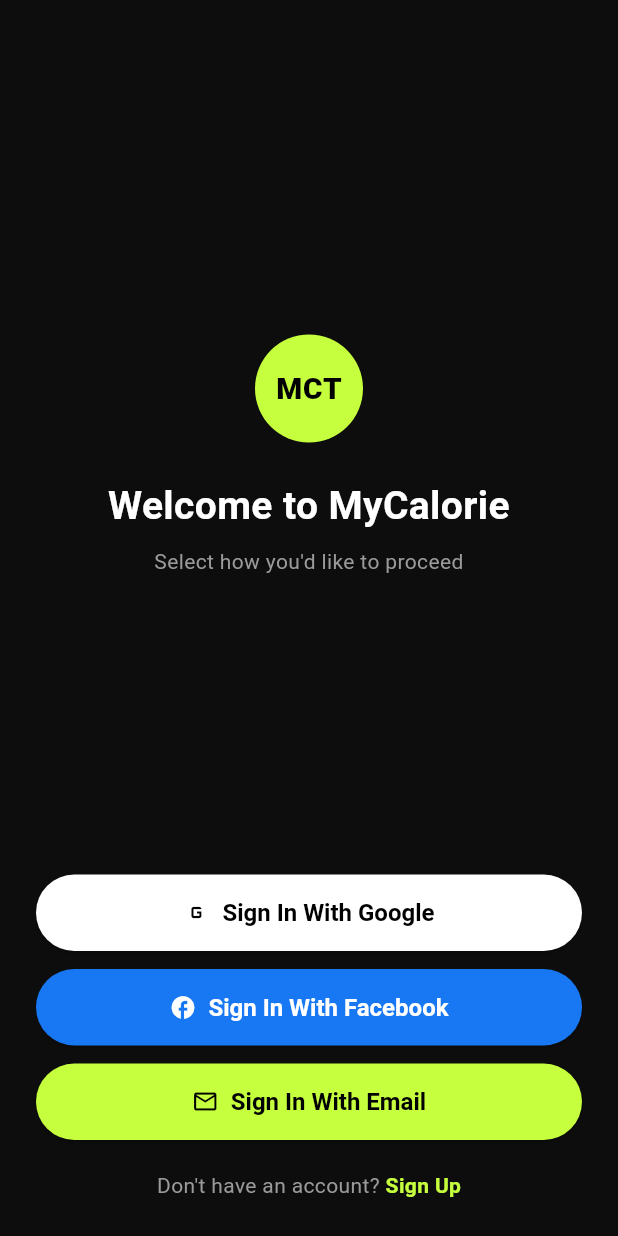
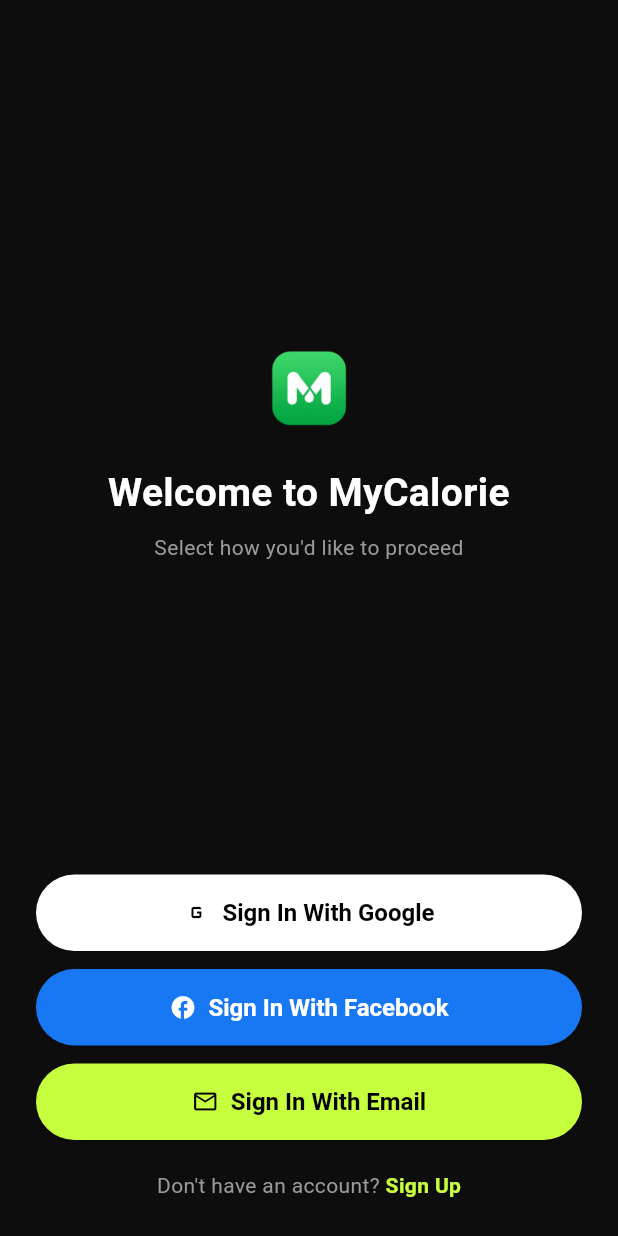
Before and after one commit to ptrickz/myCalorieTracker, a Flutter app: the screen it shows after launch, on a phone screen of 412 x 824 dp. Run offline on Flutter 3.47's test engine with Material 3 defaults, Android fonts, the phone set to English and light mode, and no system bars; our stand-ins replace fl_chart, flutter_secure_storage.

Commit message:
chore: updated logo

```diff
--- a/my_calorie/lib/widgets/app_logo.dart
+++ b/my_calorie/lib/widgets/app_logo.dart
@@ -1,5 +1,4 @@
 import "package:flutter/material.dart";
-import "../theme.dart";
 
 class AppLogo extends StatelessWidget {
   final double radius;
@@ -8,18 +7,10 @@ class AppLogo extends StatelessWidget {
 
   @override
   Widget build(BuildContext context) {
-    return CircleAvatar(
-      radius: radius,
-      backgroundColor: AppColors.accent,
-      child: Text(
-        "MCT",
-        style: TextStyle(
-          color: Colors.black,
-          fontWeight: FontWeight.w800,
-          fontSize: radius * 0.55,
-          letterSpacing: 0.5,
-        ),
-      ),
+    return Image.asset(
+      "assets/img/logo.png",
+      width: radius * 1.5,
+      height: radius * 1.5,
     );
   }
 }
```
Also changed, not shown: my_calorie/pubspec.yaml (+3 -4 lines), my_calorie/assets/img/logo.png (added).
